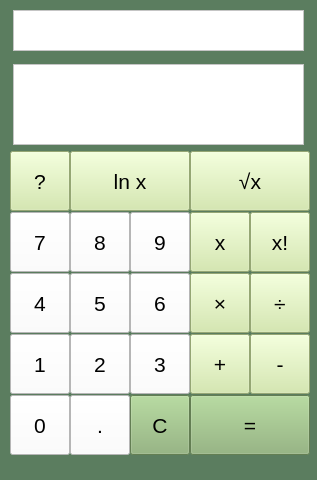
MOONYROS/VUT-IVS-project, file Qt-app/mainwindow.ui: the form before one commit.
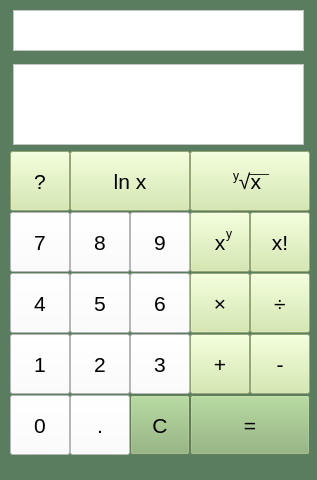
The form after the commit.

Commit message:
All functions working with imperfections
All functions should be now working, however the app needs a lot of tweaking and work to function properly.

The edit to the form file:
```diff
--- a/Qt-app/mainwindow.ui
+++ b/Qt-app/mainwindow.ui
@@ -3375,6 +3375,54 @@
 &lt;p style=&quot;-qt-paragraph-type:empty; margin-top:0px; margin-bottom:0px; margin-left:0px; margin-right:0px; -qt-block-indent:0; text-indent:0px;&quot;&gt;&lt;br /&gt;&lt;/p&gt;&lt;/body&gt;&lt;/html&gt;</string>
     </property>
    </widget>
+   <widget class="QLabel" name="label">
+    <property name="geometry">
+     <rect>
+      <x>233</x>
+      <y>166</y>
+      <width>63</width>
+      <height>20</height>
+     </rect>
+    </property>
+    <property name="styleSheet">
+     <string notr="true">background-color: rgba(255, 255, 255, 0)</string>
+    </property>
+    <property name="text">
+     <string>y</string>
+    </property>
+   </widget>
+   <widget class="QLabel" name="label_2">
+    <property name="geometry">
+     <rect>
+      <x>226</x>
+      <y>224</y>
+      <width>63</width>
+      <height>20</height>
+     </rect>
+    </property>
+    <property name="styleSheet">
+     <string notr="true">background-color: rgba(255, 255, 255, 0)</string>
+    </property>
+    <property name="text">
+     <string>y</string>
+    </property>
+   </widget>
+   <widget class="QLabel" name="label_3">
+    <property name="geometry">
+     <rect>
+      <x>249</x>
+      <y>158</y>
+      <width>63</width>
+      <height>20</height>
+     </rect>
+    </property>
+    <property name="styleSheet">
+     <string notr="true">background-color: rgba(255, 255, 255, 0)</string>
+    </property>
+    <property name="text">
+     <string>___</string>
+    </property>
+   </widget>
   </widget>
   <widget class="QMenuBar" name="menubar">
    <property name="geometry">
```
Left out of the diff: 2 changed lines with no effect on the pictures. The commit also changes 2 other files.
